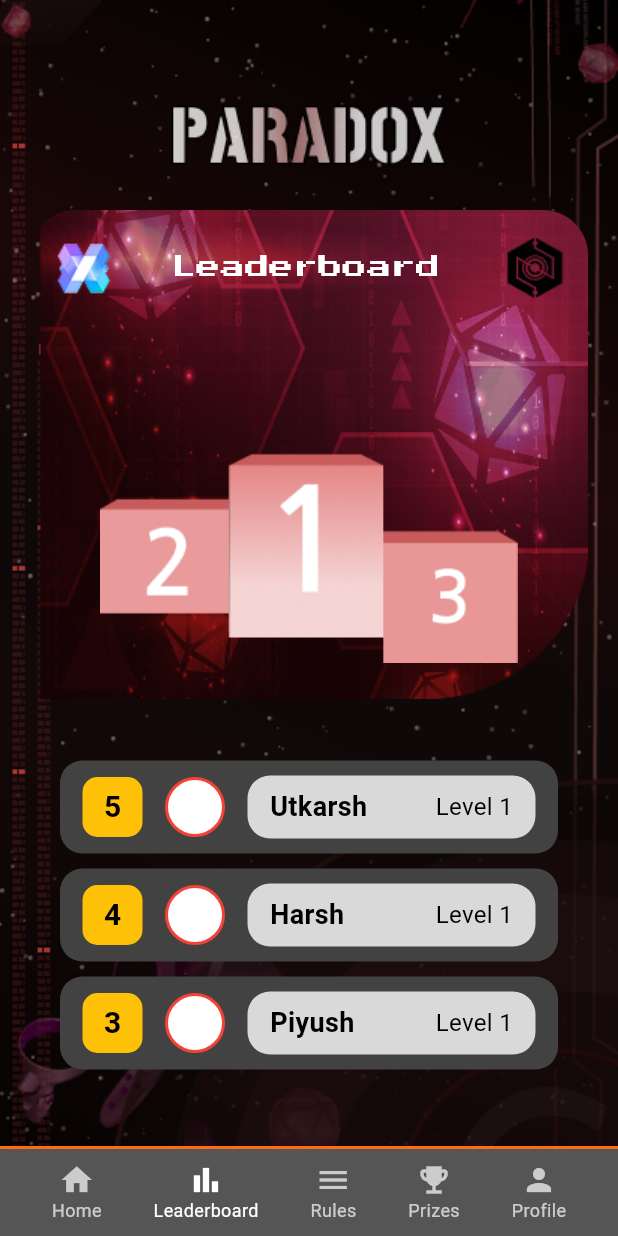
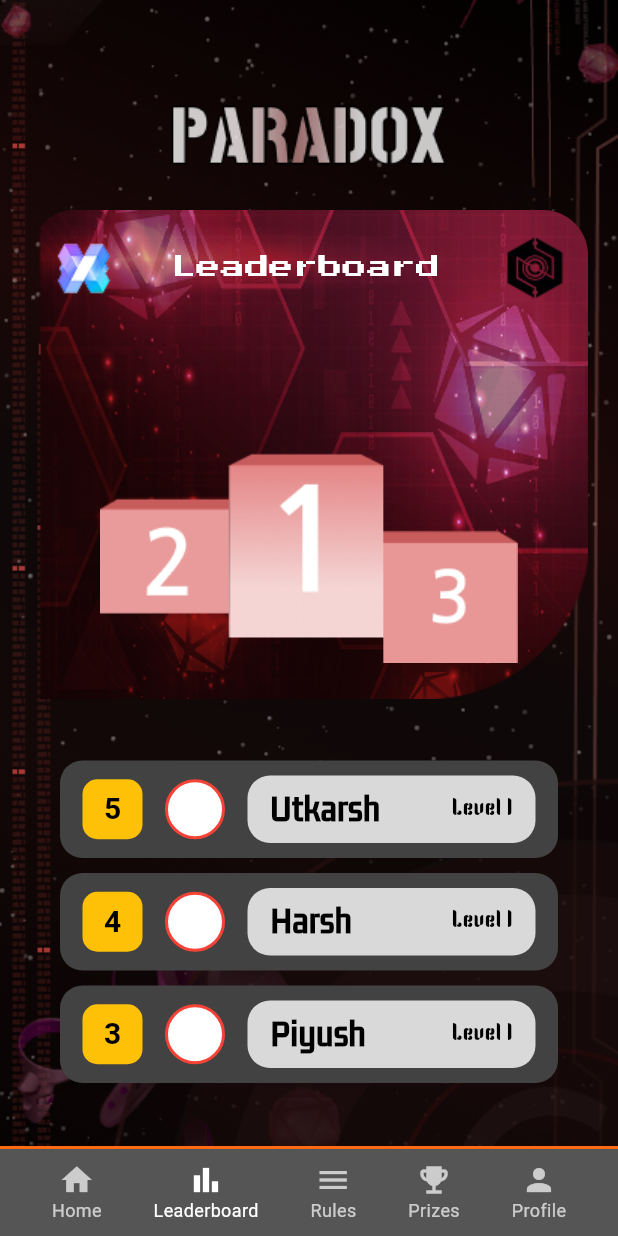
Before and after one commit to Teamexe/Paradox-2025, a Flutter app: the screen it shows after launch, item 2 of the bottom bar chosen, on a phone screen of 412 x 824 dp. Run offline on Flutter 3.47's test engine with Material 3 defaults, Android fonts, the phone set to English and light mode, and no system bars.

Commit message:
more design changed

```diff
--- a/paradox_25/analysis_options.yaml
+++ b/paradox_25/analysis_options.yaml
@@ -7,6 +7,9 @@
 
 # The following line activates a set of recommended lints for Flutter apps,
 # packages, and plugins designed to encourage good coding practices.
+analyzer:
+  errors:
+    unused_import: ignore
 include: package:flutter_lints/flutter.yaml
 
 linter:
--- a/paradox_25/lib/screens/leaderboard_screen.dart
+++ b/paradox_25/lib/screens/leaderboard_screen.dart
@@ -154,8 +154,6 @@ class LeaderboardScreen extends StatelessWidget {
               shape: BoxShape.circle,
               border: Border.all(color: Colors.red, width: 2),
             ),
-            // Add avatar image if available
-            // child: Image.asset('assets/images/avatar_$rank.png'),
           ),
           const SizedBox(width: 15),
           // Name and level
@@ -173,13 +171,19 @@ class LeaderboardScreen extends StatelessWidget {
                     name,
                     style: const TextStyle(
                       color: Colors.black,
-                      fontSize: 18,
+                      fontSize: 20,
                       fontWeight: FontWeight.bold,
+                      fontFamily:
+                          'KdamThmorPro', // Use the custom font for the name
                     ),
                   ),
                   Text(
                     level,
-                    style: const TextStyle(color: Colors.black, fontSize: 16),
+                    style: const TextStyle(
+                      color: Colors.black,
+                      fontSize: 16,
+                      fontFamily: 'Kenia', // Use the Kenia font for the level
+                    ),
                   ),
                 ],
               ),
```
Also changed, not shown: paradox_25/pubspec.yaml (+7 -0 lines), paradox_25/assets/fonts/KdamThmorPro-Regular.ttf (added), paradox_25/assets/fonts/Kenia-Regular.ttf (added), paradox_25/assets/images/Group 1248.png (added), paradox_25/assets/images/navbar.png (added).
